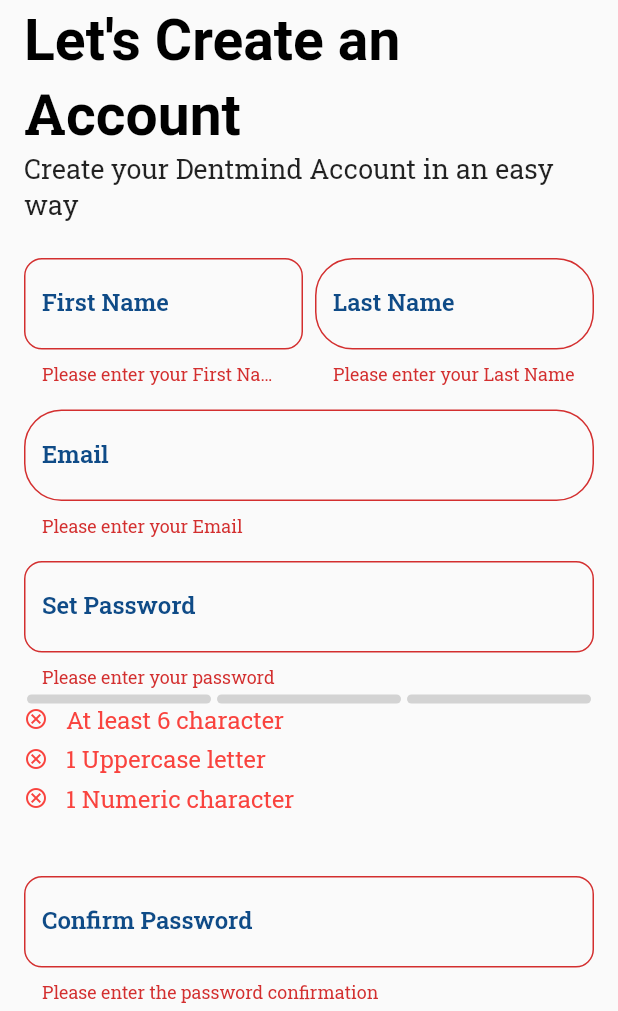
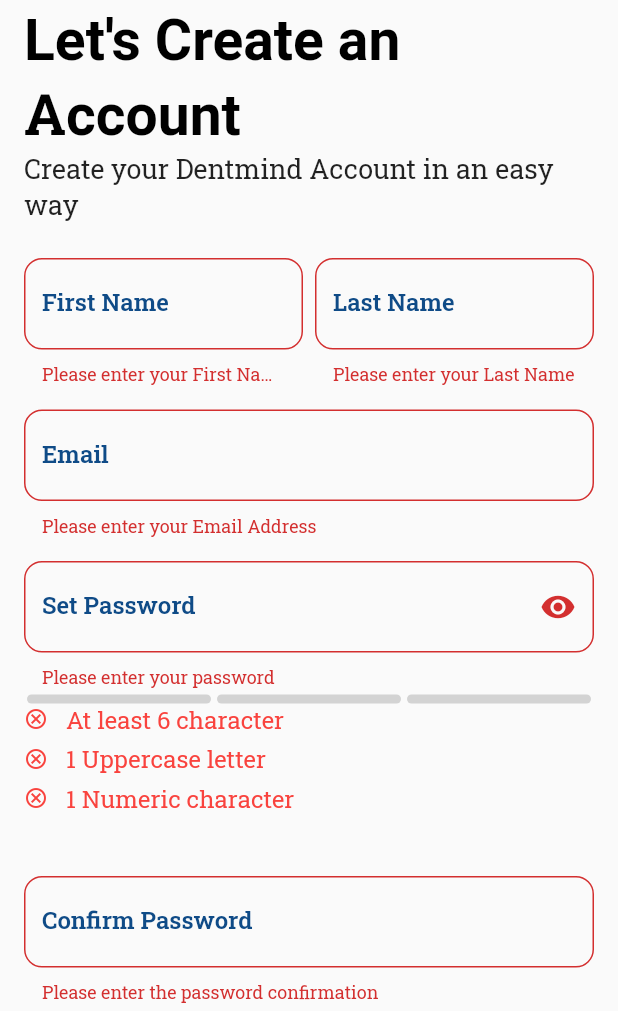
Before and after one commit to Crucialjun/dentmind_dental_centre, a Flutter app: the screen it shows after launch, after a tap on "Create an Account", after a tap on "Create Account", on a phone screen of 412 x 824 dp, the part 225-1236 px from its top. Run offline on Flutter 3.47's test engine with Material 2 defaults, Android fonts, the phone set to English and light mode, and no system bars; drawn by our look-alikes of flutter_pw_validator; our stand-ins replace awesome_dialog, bottom_navy_bar, cloud_firestore, dropdown_button2, email_validator, firebase_auth and 7 more; missing offline and left inert: flutter_emoji, textfield_search; accounts and stored records are empty; network calls fail; Roboto replaces fonts that are missing (Chivo); project files that could hold a hidden picture were left out.

Commit message:
handle empty appointments list

```diff
--- a/lib/main.dart
+++ b/lib/main.dart
@@ -41,8 +41,8 @@ class MyApp extends StatelessWidget {
         ),
         ChangeNotifierProvider(create: ((context) => FirebaseStorageMethods())),
         FutureProvider<Client?>(
-          create: (context) =>
-              FirebaseStorageMethods().getClient(context.read<User>().uid),
+          create: (context) => FirebaseStorageMethods()
+              .getClient(context.read<User?>()?.uid ?? ""),
           initialData: null,
         )
       ],
--- a/lib/screens/appointments_screens.dart
+++ b/lib/screens/appointments_screens.dart
@@ -19,7 +19,7 @@ class _AppointmentsScreenState extends State<AppointmentsScreen> {
 
   @override
   Widget build(BuildContext context) {
-    appointmentsids = context.watch<Client?>()!.appointments;
+    appointmentsids = context.watch<Client?>()?.appointments ?? [];
     return Scaffold(
       backgroundColor: Colors.white,
       appBar: AppBar(
@@ -59,13 +59,28 @@ class _AppointmentsScreenState extends State<AppointmentsScreen> {
                       child: CircularProgressIndicator(),
                     );
                   }
+                  if (((snapshot.data) as List).isNotEmpty) {
                     return ListView.builder(
                       itemCount: ((snapshot.data) as List<Appointment>).length,
                       itemBuilder: (BuildContext context, int index) {
+                        if (snapshot.connectionState ==
+                            ConnectionState.waiting) {
+                          return const Center(
+                            child: CircularProgressIndicator(),
+                          );
+                        }
                         return AppointmentListCard(
                           appointment: snapshot.data[index],
                         );
                       },
+                    );
+                  }
+                  return const Center(
+                    child: Text(
+                      "No Apppointments booked yet",
+                      style: TextStyle(
+                          fontWeight: FontWeight.bold, color: Colors.redAccent),
+                    ),
                   );
                 },
               ),
--- a/lib/screens/help_screen.dart
+++ b/lib/screens/help_screen.dart
@@ -206,6 +206,7 @@ class _HelpScreenState extends State<HelpScreen> {
                         "Get solutions beamed to your inbox",
                         style: TextStyle(color: Colors.black),
                       ),
+                      //Text widget with current date
                     ],
                   )
                 ],
--- a/lib/screens/sign_up_screen.dart
+++ b/lib/screens/sign_up_screen.dart
@@ -1,7 +1,7 @@
 import 'package:dentmind_dental_centre/app_colors.dart';
 import 'package:dentmind_dental_centre/firebase/firebase_auth.dart';
 import 'package:dentmind_dental_centre/global_constants.dart';
-import 'package:dentmind_dental_centre/utils/text_form_text_field.dart';
+import 'package:email_validator/email_validator.dart';
 import 'package:flutter/material.dart';
 import 'package:flutter/services.dart';
 import 'package:flutter_pw_validator/flutter_pw_validator.dart';
@@ -27,6 +27,7 @@ class _SignUpScreenState extends State<SignUpScreen> {
   final _formKey = GlobalKey<FormState>();
   bool _isPasswordValid = false;
   bool _isLoading = false;
+  bool isPasswordVisible = false;
 
   @override
   void dispose() {
@@ -91,7 +92,11 @@ class _SignUpScreenState extends State<SignUpScreen> {
                           if (value == null || value.isEmpty) {
                             return "Please enter your First Name";
                           }
-                          return null;
+                          if (!RegExp('[a-zA-Z]').hasMatch(value)) {
+                            return "Enter a valid name";
+                          } else {
+                            return null;
+                          }
                         }),
                         controller: _firstNameController,
                         decoration:
@@ -102,23 +107,46 @@ class _SignUpScreenState extends State<SignUpScreen> {
                       width: 8,
                     ),
                     Expanded(
-                        child: TextFormTextField(
-                            controller: _lastNameController,
-                            label: "Last Name",
-                            inputType: TextInputType.name)),
+                      child: TextFormField(
+                        validator: ((value) {
+                          if (value == null || value.isEmpty) {
+                            return "Please enter your Last Name";
+                          }
+                          if (!RegExp('[a-zA-Z]').hasMatch(value)) {
+                            return "Enter a valid name";
+                          } else {
+                            return null;
+                          }
+                        }),
+                        controller: _lastNameController,
+                        decoration:
+                            const TextFormDecoration(labelString: "Last Name"),
+                      ),
+                    ),
                   ],
                 ),
                 const SizedBox(
                   height: 16,
                 ),
-                TextFormTextField(
-                    label: "Email",
-                    controller: _emailController,
-                    inputType: TextInputType.emailAddress),
+                TextFormField(
+                  decoration: const TextFormDecoration(labelString: "Email"),
+                  controller: _emailController,
+                  validator: ((value) {
+                    if (value == null || value.isEmpty) {
+                      return "Please enter your Email Address";
+                    }
+                    if (!EmailValidator.validate(value.trim())) {
+                      return "Enter a valid Email Address";
+                    } else {
+                      return null;
+                    }
+                  }),
+                ),
                 const SizedBox(
                   height: 16,
                 ),
                 TextFormField(
+                    //add icon textformfield
                     validator: (value) {
                       if (value == null || value.isEmpty) {
                         return "Please enter your password";
@@ -127,10 +155,23 @@ class _SignUpScreenState extends State<SignUpScreen> {
                       }
                       return null;
                     },
-                    obscureText: true,
+                    obscureText: isPasswordVisible ? false : true,
                     controller: _passwordController,
-                    decoration:
-                        const TextFormDecoration(labelString: "Set Password")),
+                    decoration: TextFormDecoration(
+                        labelString: "Set Password",
+                        endingIcon: InkWell(
+                            onTap: () {
+                              setState(() {
+                                if (isPasswordVisible) {
+                                  isPasswordVisible = false;
+                                } else {
+                                  isPasswordVisible = true;
+                                }
+                              });
+                            },
+                            child: isPasswordVisible
+                                ? const Icon(Icons.visibility_off)
+                                : const Icon(Icons.visibility)))),
                 const SizedBox(
                   height: 4,
                 ),
--- a/lib/utils/text_form_decoration.dart
+++ b/lib/utils/text_form_decoration.dart
@@ -3,9 +3,11 @@ import 'package:flutter/material.dart';
 import '../app_colors.dart';
 
 class TextFormDecoration extends InputDecoration {
-  const TextFormDecoration({required this.labelString});
+  const TextFormDecoration({required this.labelString, this.endingIcon});
 
   final String labelString;
+  final Widget? endingIcon;
+
   @override
   String? get labelText => labelString;
 
@@ -30,4 +32,7 @@ class TextFormDecoration extends InputDecoration {
   InputBorder? get focusedBorder => OutlineInputBorder(
       borderSide: const BorderSide(color: accentAppColor, width: 1.0),
       borderRadius: BorderRadius.circular(12.0));
+
+  @override
+  Widget? get suffixIcon => endingIcon;
 }
```
Lines whose indentation alone changed are shown as unchanged.
